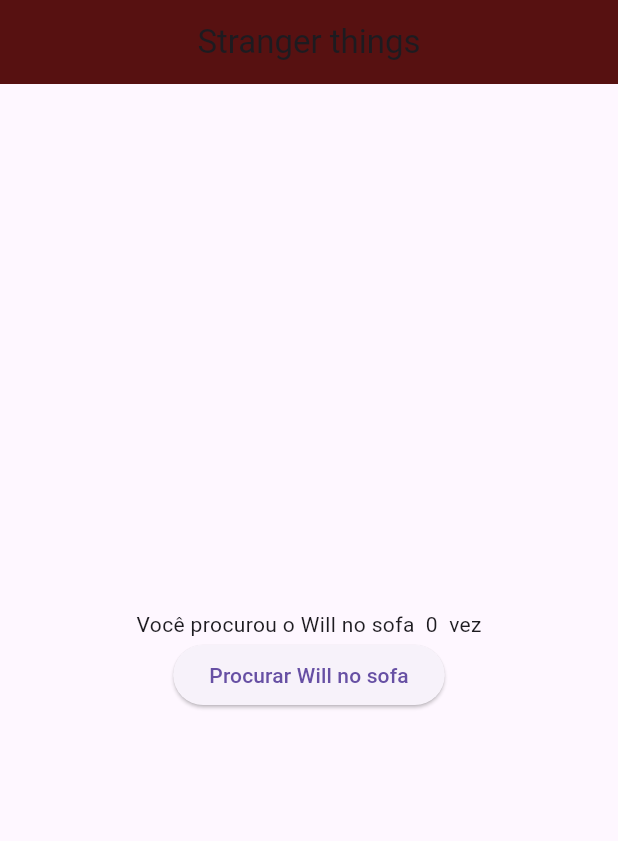
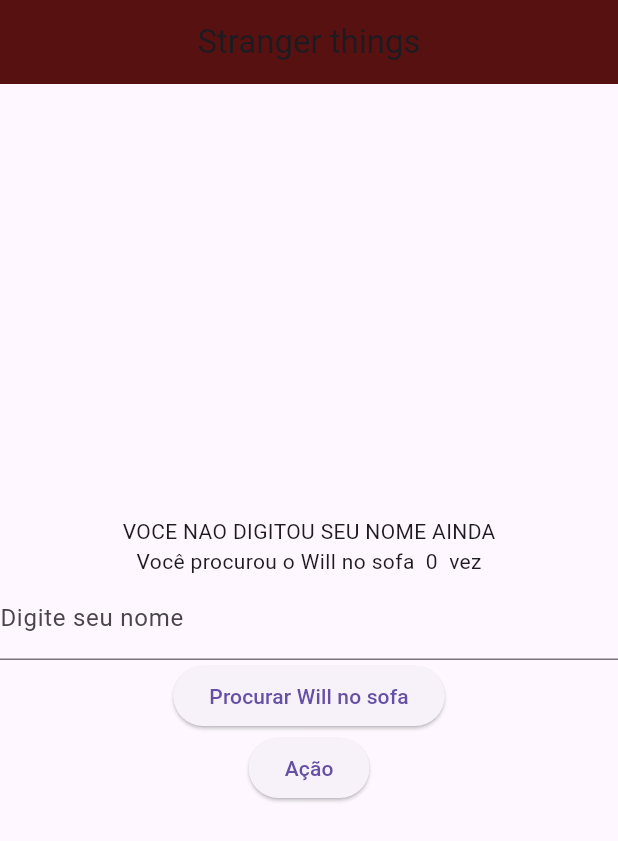
Before and after one commit to Emanuell-Rossetto/Aula01-flutter, a Flutter app: the screen it shows after launch, on a phone screen of 412 x 824 dp. Shown: the top 841 px of the screen. Run offline on Flutter 3.47's test engine with Material 3 defaults, Android fonts, the phone set to English and light mode, and no system bars.

Commit message:
Adicionando controler e caixa de texto

```diff
--- a/lib/main.dart
+++ b/lib/main.dart
@@ -1,4 +1,7 @@
+import 'dart:async';
+
 import 'package:flutter/material.dart';
+import 'package:flutter/scheduler.dart';
 
 void main (){
   runApp(MeuApp());
@@ -33,7 +36,10 @@
 class _PaginaInicialState extends State<PaginaInicial>{
 
   int a = 0;
+  String get nome => _textEditingController.text;
   String get texto => a <= 1 ? 'Você procurou o Will no sofa  $a  vez' : 'Você procurou o Will no sofa  $a  vezes';
+  String get texto2 => nome.isEmpty ? 'VOCE NAO DIGITOU SEU NOME AINDA' : 'Olá ${_textEditingController.text}, voce procurou o Will no sofa $a vezes';
+  final TextEditingController _textEditingController = TextEditingController();
 
   @override
   Widget build(BuildContext context){
@@ -41,16 +47,25 @@
       child: Column(
         mainAxisAlignment: MainAxisAlignment.center,
         children: [
+          Text(texto2),
           Text(texto),
+          TextField(
+            controller: _textEditingController,
+            decoration: InputDecoration(
+              labelText: 'Digite seu nome',
+            ),
+          ),
           ElevatedButton(
             child: Text('Procurar Will no sofa'),
             onPressed: () {
               setState(() {
                 a++;
               });
+            } ,
+          ),
+          ElevatedButton(onPressed: (){
 
-            } ,
-          )
+          }, child: Text("Ação")),
         ],
       ),
     );
```
Also changed, not shown: pubspec.lock.
